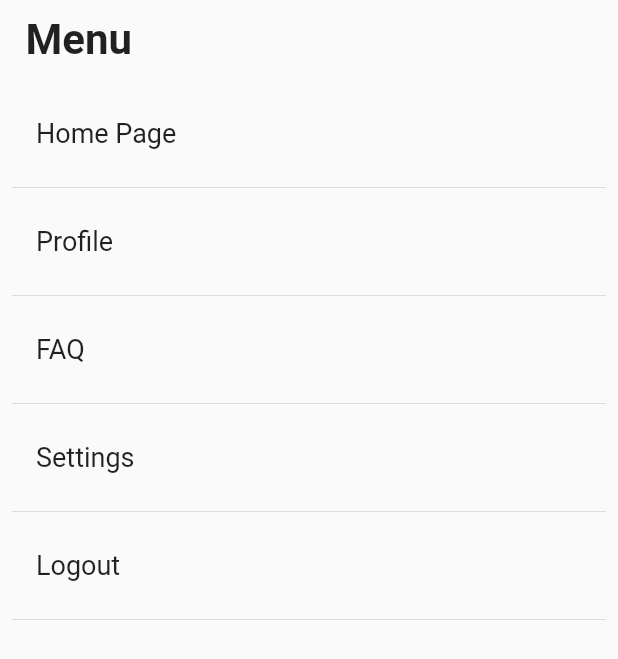
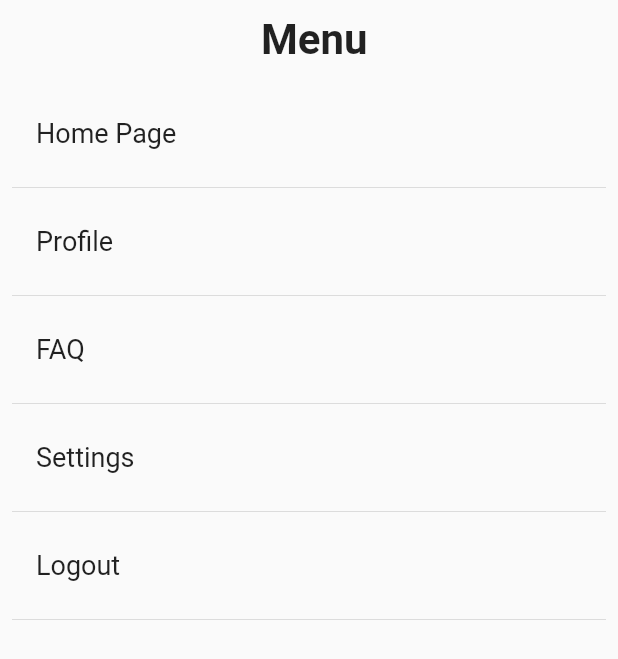
Before and after one commit to maxprimak/m2, a Flutter app: the Home screen opened by its route, after a tap on the "menu" icon, on a phone screen of 412 x 824 dp. Shown: the top 659 px of the screen. Run offline on Flutter 3.47's test engine with Material 2 defaults, Android fonts, the phone set to English and light mode, and no system bars; our stand-ins replace fluttertoast; network calls fail; project files that could hold a hidden picture were left out.

Commit message:
feat(menu): add link to menu for all floating buttons

```diff
--- a/lib/Pages/Faq.dart
+++ b/lib/Pages/Faq.dart
@@ -13,7 +13,9 @@ class Faq extends StatelessWidget {
             color: Colors.black,
           ),
           backgroundColor: Colors.white,
-          onPressed: () {}),
+          onPressed: () {
+            Navigator.pushNamed(context, '/menu');
+          }),
       body: SafeArea(
           child: ListView(
         children: <Widget>[
--- a/lib/Pages/LVs/lv_site.dart
+++ b/lib/Pages/LVs/lv_site.dart
@@ -16,7 +16,9 @@ class Lv_profile extends StatelessWidget {
               color: Colors.black,
             ),
             backgroundColor: Colors.white,
-            onPressed: () {}),
+            onPressed: () {
+              Navigator.pushNamed(context, '/menu');
+            }),
         body: SafeArea(
             child: ListView(children: <Widget>[
           Padding(
--- a/lib/Pages/home.dart
+++ b/lib/Pages/home.dart
@@ -20,8 +20,7 @@ class _HomeState extends State<Home> {
             ),
             backgroundColor: Colors.white,
             onPressed: () {
-              Navigator.push(
-                  context, MaterialPageRoute(builder: (_) => MenuPage()));
+              Navigator.pushNamed(context, '/menu');
             }),
         body: ListView(
           padding: const EdgeInsets.all(8),
--- a/lib/Pages/menu.dart
+++ b/lib/Pages/menu.dart
@@ -20,7 +20,7 @@ class _MenuPageState extends State<MenuPage> {
     return Scaffold(
       body: Container(
         child: Column(
-          crossAxisAlignment: CrossAxisAlignment.start,
+          crossAxisAlignment: CrossAxisAlignment.center,
           children: <Widget>[
             Padding(
               padding: const EdgeInsets.all(10.0),
--- a/lib/main.dart
+++ b/lib/main.dart
@@ -5,6 +5,7 @@ import 'Pages/home.dart';
 import 'Pages/LVs/lv_site.dart';
 import 'Pages/Faq.dart';
 import 'Pages/login.dart';
+import 'Pages/menu.dart';
 import 'Pages/profile.dart';
 import 'Pages/settings.dart';
 
@@ -18,5 +19,6 @@ void main() => runApp(MaterialApp(
         '/login': (context) => Login(),
         '/profile': (context) => Profile(),
         '/settings': (context) => Settings(),
+        '/menu': (context) => MenuPage()
       },
     )); //App starter
```
